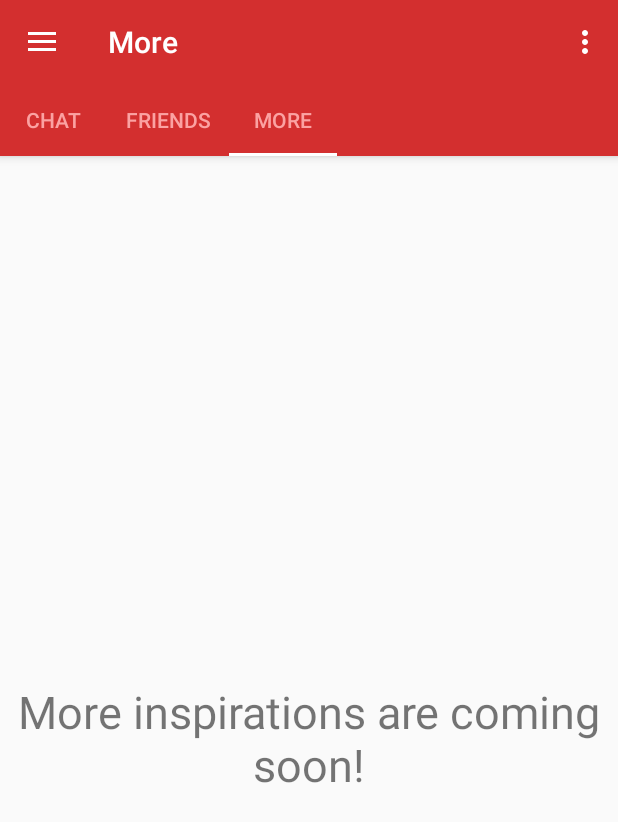
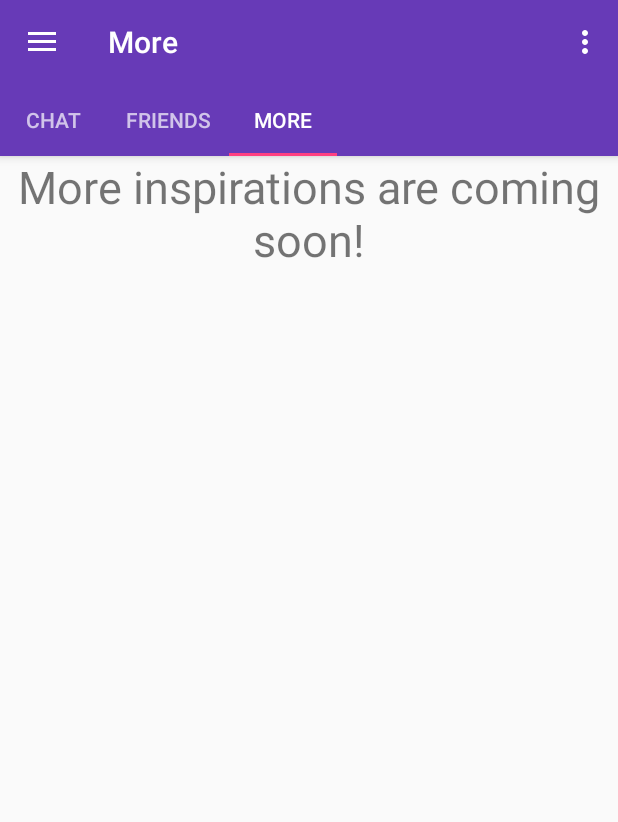
Before and after one commit to asfork/Blah, an Android app: the screen it shows after launch (MainActivity), tab 3 chosen, on a phone screen of 412 x 824 dp. Shown: the top 822 px of the screen. Run offline under Robolectric (Android 15) with nearby library versions, the phone set to English and light mode, and no system bars; 1 statement that could not run was skipped.

Commit message:
optimize the project

```diff
--- a/app/src/main/AndroidManifest.xml
+++ b/app/src/main/AndroidManifest.xml
@@ -23,12 +23,12 @@
             android:screenOrientation="portrait"/>
 
         <receiver
-            android:name=".base.SmsReceiver">
+            android:name=".base.receiver.SmsReceiver">
             <intent-filter android:priority="1000">
                 <action android:name="android.provider.Telephony.SMS_RECEIVED"/>
             </intent-filter>
         </receiver>
-        <receiver android:name=".base.NotificationReceiver"/>
+        <receiver android:name=".base.receiver.NotificationReceiver"/>
     </application>
 
     <uses-permission android:name="android.permission.READ_CONTACTS"/>
--- a/app/src/main/java/com/v2cc/im/blah/base/activity/MainActivity.java
+++ b/app/src/main/java/com/v2cc/im/blah/base/activity/MainActivity.java
@@ -51,7 +51,7 @@ public class MainActivity extends BaseActivity implements ViewPager.OnPageChange
     @Override
     public void initViews() {
         setContentView(R.layout.activity_main);
-        mDrawerLayout = (DrawerLayout) findViewById(R.id.main_drawerlayout);
+        mDrawerLayout = (DrawerLayout) findViewById(R.id.drawerlayout);
         mAppBarLayout = (AppBarLayout) findViewById(R.id.appbarlayout);
         mToolbar = (Toolbar) findViewById(R.id.toolbar);
         mTabLayout = (TabLayout) findViewById(R.id.tablayout);
--- a/app/src/main/java/com/v2cc/im/blah/base/NotificationReceiver.java
+++ b/app/src/main/java/com/v2cc/im/blah/base/receiver/NotificationReceiver.java
@@ -1,4 +1,4 @@
-package com.v2cc.im.blah.base;
+package com.v2cc.im.blah.base.receiver;
 
 import android.content.BroadcastReceiver;
 import android.content.Context;
--- a/app/src/main/java/com/v2cc/im/blah/base/SmsReceiver.java
+++ b/app/src/main/java/com/v2cc/im/blah/base/receiver/SmsReceiver.java
@@ -1,4 +1,4 @@
-package com.v2cc.im.blah.base;
+package com.v2cc.im.blah.base.receiver;
 
 import android.app.NotificationManager;
 import android.app.PendingIntent;
--- a/app/src/main/java/com/v2cc/im/blah/base/view/StatusBarCompat.java
+++ b/app/src/main/java/com/v2cc/im/blah/base/view/StatusBarCompat.java
@@ -15,7 +15,7 @@ import android.view.ViewGroup;
  */
 public class StatusBarCompat {
     private static final int INVALID_VAL = -1;
-    private static final int COLOR_DEFAULT = Color.parseColor("#D32F2F");
+    private static final int COLOR_DEFAULT = Color.parseColor("#673AB7");
 
     @TargetApi(Build.VERSION_CODES.LOLLIPOP)
     public static void compat(Activity activity, int statusColor) {
--- a/app/src/main/java/com/v2cc/im/blah/chat/ChatFragment.java
+++ b/app/src/main/java/com/v2cc/im/blah/chat/ChatFragment.java
@@ -2,16 +2,15 @@ package com.v2cc.im.blah.chat;
 
 import android.os.AsyncTask;
 import android.os.Bundle;
-import android.support.v4.widget.SwipeRefreshLayout;
 import android.support.v7.widget.RecyclerView;
 import android.support.v7.widget.StaggeredGridLayoutManager;
 import android.view.View;
 
 import com.v2cc.im.blah.R;
+import com.v2cc.im.blah.base.fragment.BaseFragment;
 import com.v2cc.im.blah.db.DataBaseHelperUtil;
 import com.v2cc.im.blah.message.MessageActivity;
 import com.v2cc.im.blah.message.MessageBean;
-import com.v2cc.im.blah.base.fragment.BaseFragment;
 
 import java.util.ArrayList;
 
@@ -29,7 +28,6 @@ public class ChatFragment extends BaseFragment implements ChatStaggeredViewAdapt
     private RecyclerView.LayoutManager mLayoutManager;
 
     private static final int SPAN_COUNT = 2;
-    private final static int DATA_SUCCESS = 10000;// 数据查询成功标识
 
     private DataBaseHelperUtil util;
 
@@ -43,12 +41,12 @@ public class ChatFragment extends BaseFragment implements ChatStaggeredViewAdapt
 
     @Override
     protected int setRootViewId() {
-        return R.layout.frag_chat;
+        return R.layout.frag_common;
     }
 
     @Override
     protected void initViews(View rootView) {
-        mRecyclerView = (RecyclerView) rootView.findViewById(R.id.id_recyclerview);
+        mRecyclerView = (RecyclerView) rootView.findViewById(R.id.recyclerview);
 
         mList = new ArrayList<MessageBean>();
         mAdapter = new ChatStaggeredViewAdapter(getActivity(), mList);
--- a/app/src/main/java/com/v2cc/im/blah/chat/ChatStaggeredViewAdapter.java
+++ b/app/src/main/java/com/v2cc/im/blah/chat/ChatStaggeredViewAdapter.java
@@ -20,10 +20,9 @@ import java.util.List;
  */
 public class ChatStaggeredViewAdapter extends RecyclerView.Adapter<ChatStaggeredViewAdapter.ViewHolder> {
 
-    private Context mContext;
-    private ArrayList<MessageBean> mList;
+    private Context context;
+    private ArrayList<MessageBean> list;
     private List<Integer> mHeights;
-    private LayoutInflater mLayoutInflater;
 
     // Provide a reference to the type of views that you are using
     // (custom viewholder)
@@ -37,9 +36,8 @@ public class ChatStaggeredViewAdapter extends RecyclerView.Adapter<ChatStaggered
     }
 
     public ChatStaggeredViewAdapter(Context context, ArrayList<MessageBean> list) {
-        this.mContext = context;
-        this.mList = list;
-        mLayoutInflater = LayoutInflater.from(context);
+        this.context = context;
+        this.list = list;
 
         mHeights = new ArrayList<>();
         if (list != null) {
@@ -54,9 +52,9 @@ public class ChatStaggeredViewAdapter extends RecyclerView.Adapter<ChatStaggered
      */
     @Override
     public ChatStaggeredViewAdapter.ViewHolder onCreateViewHolder(ViewGroup parent, int viewType) {
-        View mView = mLayoutInflater.inflate(R.layout.item_chat, parent, false);
-        ViewHolder mViewHolder = new ViewHolder(mView);
-        return mViewHolder;
+        View view = LayoutInflater.from(parent.getContext())
+                .inflate(R.layout.item_chat, parent, false);
+        return new ViewHolder(view);
     }
 
     /**
@@ -82,8 +80,8 @@ public class ChatStaggeredViewAdapter extends RecyclerView.Adapter<ChatStaggered
 
         }
 
-        if (mList.size() != mHeights.size()) {
-            for (int i = mHeights.size(); i < mList.size(); i++) {
+        if (list.size() != mHeights.size()) {
+            for (int i = mHeights.size(); i < list.size(); i++) {
                 mHeights.add((int) (Math.random() * 300) + 200);
             }
         }
@@ -91,12 +89,12 @@ public class ChatStaggeredViewAdapter extends RecyclerView.Adapter<ChatStaggered
         ViewGroup.LayoutParams mLayoutParams = holder.mTextView.getLayoutParams();
         mLayoutParams.height = mHeights.get(position);
         holder.mTextView.setLayoutParams(mLayoutParams);
-        holder.mTextView.setText(mList.get(position).getName());
+        holder.mTextView.setText(list.get(position).getName());
     }
 
     @Override
     public int getItemCount() {
-        return mList.size();
+        return list.size();
     }
 
     public interface OnItemClickListener {
--- a/app/src/main/res/drawable/selector_chat_send.xml
+++ b/app/src/main/res/drawable/selector_chat_send.xml
@@ -1,7 +1,7 @@
 <?xml version="1.0" encoding="utf-8"?>
 <selector xmlns:android="http://schemas.android.com/apk/res/android">
 
-    <item android:drawable="@drawable/back_chat_send_p" android:state_pressed="true"></item>
-    <item android:drawable="@drawable/back_chat_send_n" android:state_pressed="false"></item>
+    <item android:drawable="@drawable/back_chat_send_p" android:state_pressed="true"/>
+    <item android:drawable="@drawable/back_chat_send_n" android:state_pressed="false"/>
 
 </selector>
--- a/app/src/main/res/layout/activity_main.xml
+++ b/app/src/main/res/layout/activity_main.xml
@@ -1,5 +1,5 @@
 <android.support.v4.widget.DrawerLayout
-    android:id="@+id/main_drawerlayout"
+    android:id="@+id/drawerlayout"
     xmlns:android="http://schemas.android.com/apk/res/android"
     xmlns:app="http://schemas.android.com/apk/res-auto"
     android:layout_width="match_parent"
--- a/app/src/main/res/layout/content_main.xml
+++ b/app/src/main/res/layout/content_main.xml
@@ -29,17 +29,13 @@
             android:id="@+id/toolbar"
             android:layout_width="match_parent"
             android:layout_height="?attr/actionBarSize"
-            android:background="?attr/colorPrimary"
             app:popupTheme="@style/ThemeOverlay.AppCompat.Light"
             app:layout_scrollFlags="scroll|enterAlways"/>
 
         <android.support.design.widget.TabLayout
             android:id="@+id/tablayout"
             android:layout_width="match_parent"
-            android:layout_height="wrap_content"
-            app:tabGravity="fill"
-            app:tabTextColor="@color/divider"
-            app:tabIndicatorColor="@color/icons"/>
+            android:layout_height="wrap_content"/>
 
     </android.support.design.widget.AppBarLayout>
 
--- a/app/src/main/res/layout/frag_test.xml
+++ b/app/src/main/res/layout/frag_test.xml
@@ -1,8 +1,15 @@
 <?xml version="1.0" encoding="utf-8"?>
+<android.support.v4.widget.NestedScrollView
+    xmlns:android="http://schemas.android.com/apk/res/android"
+    xmlns:app="http://schemas.android.com/apk/res-auto"
+    android:layout_width="match_parent"
+    android:layout_height="match_parent"
+    app:layout_behavior="@string/appbar_scrolling_view_behavior">
 
-<TextView xmlns:android="http://schemas.android.com/apk/res/android"
-        android:layout_width="wrap_content"
-        android:layout_height="wrap_content"
-        android:gravity="center"
-        android:textSize="@dimen/text_size_large"
-        android:text="@string/welcome"/>
+    <TextView xmlns:android="http://schemas.android.com/apk/res/android"
+              android:layout_width="wrap_content"
+              android:layout_height="wrap_content"
+              android:gravity="center"
+              android:text="@string/welcome"
+              android:textSize="@dimen/text_size_large"/>
+</android.support.v4.widget.NestedScrollView>
--- a/app/src/main/res/layout/header_nav.xml
+++ b/app/src/main/res/layout/header_nav.xml
@@ -8,9 +8,8 @@
 
     <com.v2cc.im.blah.base.view.RoundedImageView
         android:id="@+id/id_header_face"
-        android:layout_width="110dp"
-        android:layout_height="110dp"
-        android:scaleType="fitXY"
+        android:layout_width="80dp"
+        android:layout_height="80dp"
         android:src="@drawable/logo"/>
 
     <TextView
--- a/app/src/main/res/layout/item_chat.xml
+++ b/app/src/main/res/layout/item_chat.xml
@@ -18,7 +18,7 @@
     android:layout_width="wrap_content"
     android:layout_height="wrap_content"
     android:layout_gravity="center"
-    app:cardBackgroundColor="@color/primary"
+
     app:cardCornerRadius="4dp"
     app:cardElevation="5dp"
     app:cardMaxElevation="10dp"
@@ -31,7 +31,6 @@
         android:layout_height="200dp"
         android:layout_gravity="center"
         android:gravity="center"
-        android:textColor="@color/icons"
-        android:textSize="@dimen/text_size_large"/>
+        android:textSize="@dimen/text_size_big"/>
 
 </android.support.v7.widget.CardView>
--- a/app/src/main/res/layout/item_friends_list.xml
+++ b/app/src/main/res/layout/item_friends.xml
@@ -21,8 +21,6 @@
         android:layout_width="@dimen/contact_badge_avatar_size"
         android:layout_height="@dimen/contact_badge_avatar_size"
         android:layout_below="@id/alpha"
-        android:layout_marginBottom="3dip"
-        android:layout_marginTop="3dip"
         android:paddingStart="@dimen/item_margin"
         android:visibility="visible"/>
 
@@ -35,7 +33,7 @@
         android:textColor="@color/primary_text"
         android:layout_below="@id/alpha"
         android:layout_toEndOf="@id/qcb"
-        android:layout_marginTop="16dp"
+        android:layout_marginTop="12dp"
         android:paddingStart="@dimen/item_margin"/>
 
 </RelativeLayout>
--- a/app/src/main/res/values/colors.xml
+++ b/app/src/main/res/values/colors.xml
@@ -1,13 +1,13 @@
 <?xml version="1.0" encoding="utf-8"?>
 <resources>
-    <color name="primary">#D32F2F</color>
-    <color name="primary_dark">#b41b1b</color>
-    <color name="primary_light">#F44336</color>
-    <color name="accent">#FFC107</color>
+    <color name="primary">#673AB7</color>
+    <color name="primary_dark">#512DA8</color>
+    <color name="primary_light">#B39DDB</color>
+    <color name="accent">#FF4081</color>
     <color name="primary_text">#212121</color>
-    <color name="secondary_text">#727272</color>
+    <color name="secondary_text">#BDBDBD</color>
     <color name="icons">#FFFFFF</color>
-    <color name="divider">#fba2a2</color>
+    <color name="divider">#B6B6B6</color>
 
-    <color name="gray_item_bg_p">#D9D9D9</color>
+    <color name="window_background">#FFF5F5F5</color>
 </resources>
--- a/app/src/main/res/values/dimens.xml
+++ b/app/src/main/res/values/dimens.xml
@@ -12,10 +12,13 @@
     <dimen name="text_size_big">20sp</dimen>
     <!-- 字体大小-巨大 -->
     <dimen name="text_size_large">30sp</dimen>
+
     <!-- 聊天信息框宽度 -->
     <dimen name="width_chat_tv">270dp</dimen>
     <!-- 聊天信息框宽度 -->
     <dimen name="actionbar_height">48dp</dimen>
 
-    <dimen name="fab_margin">16dp</dimen>
+    <dimen name="detail_backdrop_height">256dp</dimen>
+    <dimen name="item_margin">16dp</dimen>
+    <dimen name="contact_badge_avatar_size">50dp</dimen>
 </resources>
--- a/app/src/main/res/values/strings.xml
+++ b/app/src/main/res/values/strings.xml
@@ -15,8 +15,5 @@
     <string name="nav_inspiration">Inspirations</string>
     <string name="ic_random">Random</string>
 
-    <string name="item_clicked">item clicked！</string>
-    <string name="item_longclicked">item long clicked！</string>
-
     <string name="welcome">More inspirations are coming soon!</string>
 </resources>
```
Also changed, not shown: app/src/main/java/com/v2cc/im/blah/message/MessageActivity.java (+4 -4 lines), app/src/main/res/drawable/selector_bg_item.xml (deleted, +0 -7 lines), app/src/main/res/layout/activity_message.xml (+9 -15 lines).
